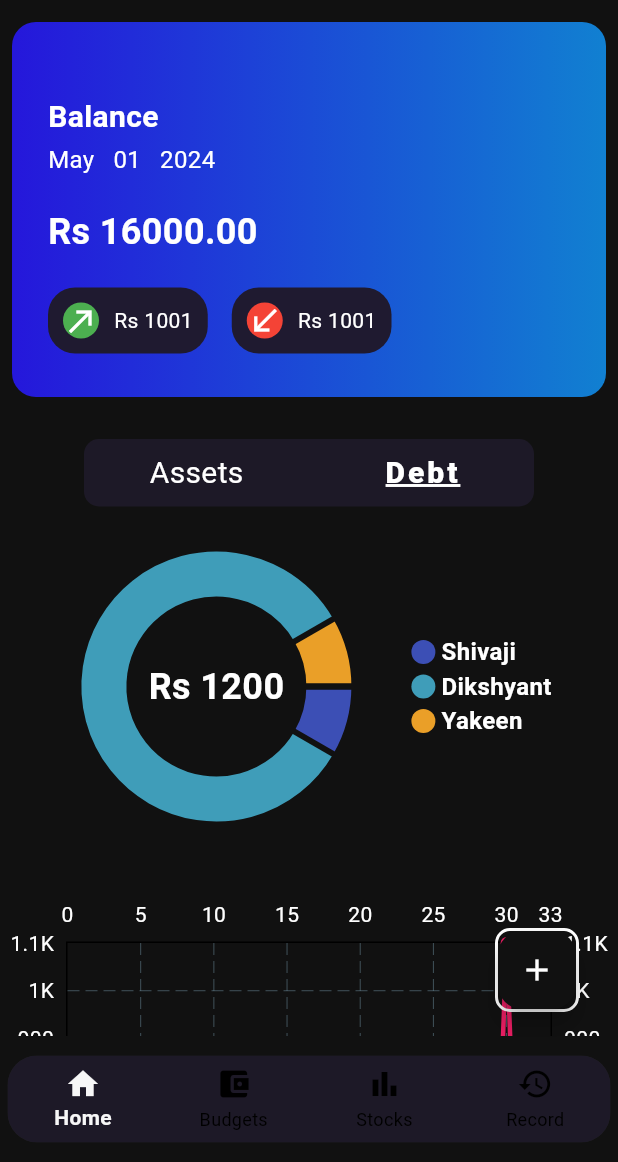
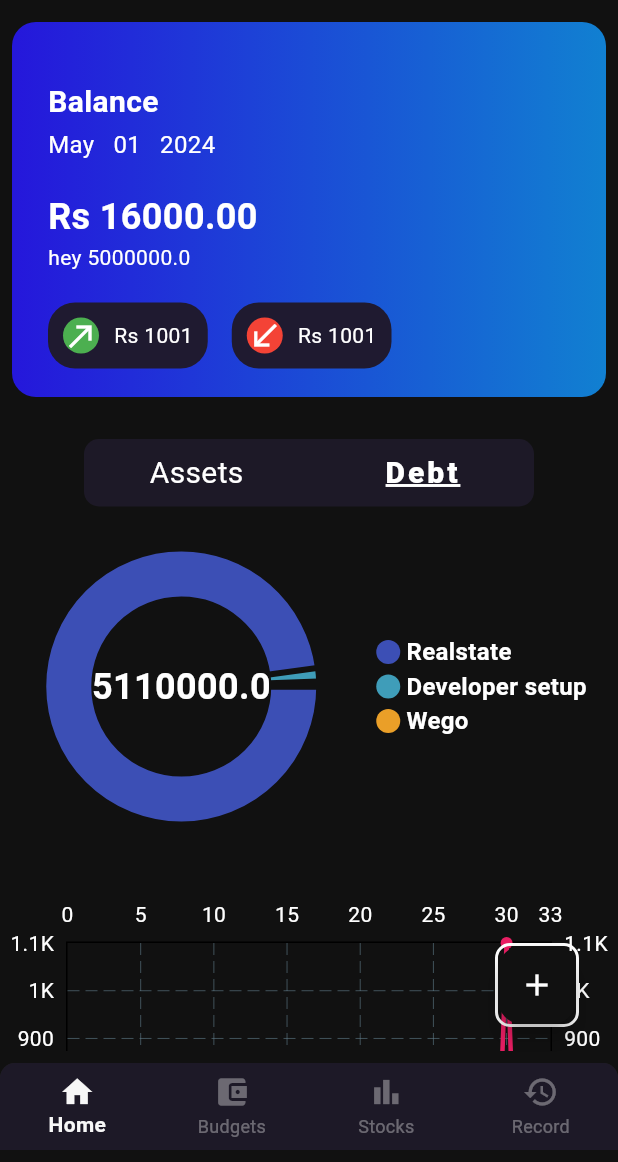
Before and after one commit to surajpahari/walletwise, a Flutter app: the BottomNavigation screen opened directly, on a phone screen of 412 x 824 dp, the part 74-1236 px from its top. Run offline on Flutter 3.47's test engine with Material 3 defaults, Android fonts, the phone set to English and light mode, and no system bars; drawn by our look-alikes of fl_chart; our stand-ins replace get, syncfusion_flutter_charts.

Commit message:
dynamic piechart and chartdata

```diff
--- a/frontend/lib/constants/app_colors.dart
+++ b/frontend/lib/constants/app_colors.dart
@@ -7,11 +7,6 @@ const glassWhite = Color(0x99FFFFFF);
 const darkReed = Color(0xff712b1f);
 //light green(used in hero card)
 const lightgreen = Color(0xff8BC34A);
-const pieChartColors = [
-  Color(0xff3C4FB5),
-  Color(0xffEA9F28),
-  Color(0xff3F9DB9)
-];
 
 class AppColors {
   static Color glass = const Color(0xFFf5f5f5);
@@ -32,5 +27,10 @@ class AppColors {
     Color(0xff3C4FB5),
     Color(0xff3F9DB9),
     Color(0xffEA9F28),
+    Color(0xffEA9F28),
+    Color(0xffEA9F28),
+    Color(0xffEA9F28),
+    Colors.red,
+    Colors.blue,
   ];
 }
--- a/frontend/lib/controllers/budget/savinggoal_controller.dart
+++ b/frontend/lib/controllers/budget/savinggoal_controller.dart
@@ -3,8 +3,11 @@ import "dart:convert";
 import 'package:get/get.dart';
 import "package:walletwise/api/fetcher.dart";
 import "package:walletwise/api/urls/app_urls.dart";
+import "package:walletwise/data/asset_debt_data.dart";
 import "package:walletwise/data/balance_card.dart";
+import "package:walletwise/data/graph_data.dart";
 import "package:walletwise/data/saving_goals.dart";
+import "package:walletwise/models/assets.dart";
 import 'package:walletwise/models/saving.dart';
 import "package:walletwise/utils/forms/pages/saving_goal.dart";
 import "package:walletwise/utils/snackbar.dart";
@@ -54,6 +57,7 @@ class SavinggoalController {
       }
 
       BalanceCardData.balance += 20;
+      AssetDebtData.pieDataList.add(PieData(name: "valentina", value: 2000));
       //add to the server
       //update the saving
     }
@@ -78,6 +82,7 @@ class SavinggoalController {
 
   void updateSaving(saving) {
     SavingGoalData.savinglist.add(saving);
+    AssetDebtData.addAsset(Assets(Name: "real state", Amount: 1000.00));
   }
 
   void clearInputField() {
--- a/frontend/lib/data/asset_debt_data.dart
+++ b/frontend/lib/data/asset_debt_data.dart
@@ -1,7 +1,25 @@
 import "package:get/get.dart";
+import "package:walletwise/data/graph_data.dart";
 import "package:walletwise/models/assets.dart";
 
 class AssetDebtData {
-  RxList<Assets> assetsData = <Assets>[].obs;
-  //remake assetsData for pieChart
+  static RxString hell = "hell".obs;
+  static void addAsset(Assets asset) {
+    assetsData.add(asset);
+    pieDataList.add(PieData(name: asset.Name, value: asset.Amount));
+  }
+
+  static RxList<Assets> assetsData = <Assets>[].obs;
+  static RxList<PieData> pieDataList = [
+    PieData(value: 5000000, name: "Realstate"),
+    PieData(value: 80000, name: "Developer setup"),
+    PieData(value: 30000, name: "Wego")
+  ].obs;
+
+  static RxList<Assets> debtData = <Assets>[].obs;
+  static RxList<PieData> debtPieChartData = [
+    PieData(value: 4000, name: "Sushant"),
+    PieData(name: "gym", value: 450),
+    PieData(name: "college", value: 80000)
+  ].obs;
 }
--- a/frontend/lib/data/balance_card.dart
+++ b/frontend/lib/data/balance_card.dart
@@ -1,4 +1,3 @@
-import 'dart:ffi';
 import 'package:get/get.dart';
 
 class BalanceCardData {
--- a/frontend/lib/data/expense_data.dart
+++ b/frontend/lib/data/expense_data.dart
@@ -0,0 +1,5 @@
+import "package:walletwise/models/expense.dart";
+
+class ExpenseData {
+  List<Expense> expenseList = [];
+}
--- /dev/null
+++ b/frontend/lib/data/graph_data.dart
@@ -0,0 +1,35 @@
+class PieData {
+  final String name;
+  final double value;
+  PieData({required this.name, required this.value});
+}
+
+class XYGraphData {
+  final double x;
+  final double y;
+  XYGraphData({required this.x, required this.y});
+}
+
+class DateAmountGraphData {
+  final String date;
+  final double amount;
+  DateAmountGraphData({required this.date, required this.amount});
+}
+
+class OHLCdata {
+  OHLCdata(this.x, this.high, this.low, this.open, this.close);
+  final String x;
+  final double high;
+  final double low;
+  final double open;
+  final double close;
+}
+
+
+  //defination of the class for every graph in the app
+
+  //pieChart
+
+  //pointGraph
+
+  //candleGraph
--- a/frontend/lib/navigation_menu.dart
+++ b/frontend/lib/navigation_menu.dart
@@ -23,9 +23,11 @@ class BottomNavigation extends StatelessWidget {
                   padding: const EdgeInsets.symmetric(
                       vertical: 8.0), // Adjust padding as needed
                   child: Padding(
-                    padding: EdgeInsets.all(5),
+                    padding: EdgeInsets.all(0),
                     child: ClipRRect(
-                      borderRadius: BorderRadius.circular(20),
+                      borderRadius: BorderRadius.only(
+                          topLeft: Radius.circular(10),
+                          topRight: Radius.circular(10)),
                       child: Container(
                         decoration: BoxDecoration(
                           color: Colors.grey[900], // Set background color here
--- a/frontend/lib/screens/category_screen.dart
+++ b/frontend/lib/screens/category_screen.dart
@@ -1,8 +1,8 @@
 import 'package:flutter/material.dart';
 import 'package:walletwise/controllers/budget/budget_controller.dart';
+import 'package:walletwise/data/graph_data.dart';
 import 'package:walletwise/models/item.dart';
 import 'package:walletwise/utils/cards/item_card.dart';
-import 'package:walletwise/utils/charts/chart_data.dart';
 import 'package:walletwise/utils/charts/pie_chart.dart';
 
 class CategoryScreen extends StatefulWidget {
--- a/frontend/lib/screens/stock_detail.dart
+++ b/frontend/lib/screens/stock_detail.dart
@@ -3,6 +3,7 @@ import 'package:walletwise/constants/app_colors.dart';
 import 'package:walletwise/models/stock.dart';
 import 'package:walletwise/theme/theme_constant.dart';
 import 'package:walletwise/utils/appbar/walletWiseBar.dart';
+import 'package:walletwise/utils/cards/stock_card.dart';
 import 'package:walletwise/utils/charts/candle_chart.dart';
 
 class StockDetail extends StatelessWidget {
@@ -17,7 +18,11 @@ class StockDetail extends StatelessWidget {
           appBar: WalletWiseBar.normalPageBar(stock.name),
           body: Container(
             color: AppColors.black,
-            child: WwCandleChart(),
+            child: SingleChildScrollView(
+                child: Column(children: [
+              StockCard(),
+              WwCandleChart(),
+            ])),
           ),
         ));
   }
--- a/frontend/lib/theme/theme_constant.dart
+++ b/frontend/lib/theme/theme_constant.dart
@@ -6,6 +6,7 @@ import 'package:flutter/material.dart';
 const Color wwBlack = Color(0xff111111);
 const Color wwPurple = Color(0xff1D1927);
 const Color wwWhite = Color(0xffF7F7F7);
+const Color wwGrey = Color(0x5cF7F7F7);
 
 const darkGreen = Color(0xff244c14);
 const blueColor = Color(0xff004D40);
@@ -43,7 +44,7 @@ final ThemeData myTheme = ThemeData(
   bottomNavigationBarTheme: const BottomNavigationBarThemeData(
       backgroundColor: wwPurple,
       selectedItemColor: wwWhite,
-      unselectedItemColor: Color(0xff000000)),
+      unselectedItemColor: wwGrey),
   scaffoldBackgroundColor: wwBlack,
 );
 final ThemeData wwTheme = ThemeData(
--- a/frontend/lib/utils/cards/hero_card.dart
+++ b/frontend/lib/utils/cards/hero_card.dart
@@ -2,6 +2,7 @@ import 'package:flutter/material.dart';
 import 'package:flutter/widgets.dart';
 import 'package:get/get.dart';
 import 'package:walletwise/constants/app_colors.dart';
+import 'package:walletwise/data/asset_debt_data.dart';
 import 'package:walletwise/data/balance_card.dart';
 
 class BalanceCard extends StatelessWidget {
@@ -68,9 +69,15 @@ class BalanceCard extends StatelessWidget {
                                                     fontWeight: FontWeight.bold,
                                                     fontSize: 24),
                                               )),
+                                          Obx(() => Text(
+                                              'hey ${AssetDebtData.pieDataList[0].value}')),
                                           SizedBox(
                                             height: 20,
                                           ),
+                                          //Obx(
+                                          //  () => Text(
+                                          //      'ok ${AssetDebtData.pieDataList[0].name}'),
+                                          //),
                                           Row(
                                             children: [
                                               Container(
--- a/frontend/lib/utils/charts/chart_data.dart
+++ /dev/null
@@ -1,5 +0,0 @@
-class PieData {
-  final String name;
-  final double value;
-  PieData({required this.name, required this.value});
-}
--- a/frontend/lib/utils/charts/indicator.dart
+++ b/frontend/lib/utils/charts/indicator.dart
@@ -1,4 +1,5 @@
 import "package:flutter/material.dart";
+import "package:get/get.dart";
 
 class Indicator extends StatelessWidget {
   const Indicator({
--- a/frontend/lib/utils/charts/pie_chart.dart
+++ b/frontend/lib/utils/charts/pie_chart.dart
@@ -1,11 +1,14 @@
 import 'package:flutter/material.dart';
 import 'package:fl_chart/fl_chart.dart';
+import 'package:get/get.dart';
 import 'package:walletwise/constants/app_colors.dart';
-import 'package:walletwise/utils/charts/chart_data.dart';
+import 'package:walletwise/data/asset_debt_data.dart';
+import 'package:walletwise/data/graph_data.dart';
 
 class MyPieChart extends StatelessWidget {
   final List<PieData> data;
-  const MyPieChart(this.data, {Key? key}) : super(key: key);
+  int index = -1;
+  MyPieChart(this.data, {Key? key}) : super(key: key);
 
   @override
   Widget build(BuildContext context) {
@@ -14,7 +17,7 @@ class MyPieChart extends StatelessWidget {
       child: Stack(
         alignment: Alignment.center,
         children: [
-          PieChart(
+          Obx(() => PieChart(
                 PieChartData(
                   sectionsSpace: 4,
                   borderData: FlBorderData(show: false),
@@ -25,16 +28,16 @@ class MyPieChart extends StatelessWidget {
                             titleStyle: const TextStyle(color: Colors.white),
                             value: item.value,
                             title: item.name,
-                        color: getColor(data.indexOf(item) + 1),
+                            color: getColor(++index),
                             radius: 30,
                           ))
                       .toList(),
                 ),
                 swapAnimationDuration: Duration(milliseconds: 150), // Optional
                 swapAnimationCurve: Curves.linear,
-          ),
+              )),
           Text(
-            'Rs 1200',
+            data.fold(0.0, (sum, item) => sum + item.value).toString(),
             style: TextStyle(
               fontSize: 24,
               fontWeight: FontWeight.bold,
@@ -47,10 +50,9 @@ class MyPieChart extends StatelessWidget {
   }
 
   Color getColor(int index) {
-    if (index < 4) {
-      return AppColors.pieChartColors[index - 1];
-    } else {
-      return Colors.white;
+    if (index == -1) {
+      return Colors.red;
+    }
+    return AppColors.pieChartColors[index];
   }
 }
-}
--- a/frontend/lib/utils/tabs/asset_debt.dart
+++ b/frontend/lib/utils/tabs/asset_debt.dart
@@ -1,6 +1,7 @@
 import 'package:flutter/material.dart';
+import 'package:get/get.dart';
 import 'package:walletwise/constants/app_colors.dart';
-import 'package:walletwise/utils/charts/chart_data.dart';
+import 'package:walletwise/data/asset_debt_data.dart';
 import 'package:walletwise/utils/charts/indicator.dart';
 import 'package:walletwise/utils/charts/pie_chart.dart';
 
@@ -92,38 +93,49 @@ class _AssetDebtState extends State<AssetDebt> {
           Container(
             constraints: BoxConstraints(maxWidth: 200, maxHeight: 300),
             child: _selectedIndex == 0
-                ? MyPieChart([
-                    PieData(name: "Dikshyant", value: 100),
-                    PieData(name: "Shivaji", value: 1000),
-                    PieData(name: "Yakeen", value: 100),
-                  ])
-                : MyPieChart([
-                    PieData(name: "Macbook", value: 200),
-                    PieData(name: "RealState", value: 1000)
-                  ]),
+                ? MyPieChart(AssetDebtData.pieDataList)
+                : MyPieChart(AssetDebtData.debtPieChartData),
           ),
           SizedBox(
             width: 30,
           ),
-          Container(
-              child: Column(
-            mainAxisAlignment: MainAxisAlignment.start,
-            crossAxisAlignment: CrossAxisAlignment.start,
-            children: [
-              Indicator(
-                  color: AppColors.pieChartColors[0],
-                  text: 'Shivaji',
-                  isSquare: false),
-              Indicator(
-                  color: AppColors.pieChartColors[1],
-                  text: 'Dikshyant',
-                  isSquare: false),
-              Indicator(
-                  color: AppColors.pieChartColors[2],
-                  text: 'Yakeen',
-                  isSquare: false),
-            ],
-          ))
+          _selectedIndex == 0
+              ? Container(
+                  child: Obx(() => Column(
+                        mainAxisAlignment: MainAxisAlignment.start,
+                        crossAxisAlignment: CrossAxisAlignment.start,
+                        children: AssetDebtData.pieDataList
+                            .asMap()
+                            .entries
+                            .map((entry) {
+                          int index = entry.key;
+                          var pieData = entry.value;
+                          return Indicator(
+                            color: AppColors.pieChartColors[index],
+                            text: pieData.name,
+                            isSquare: false,
+                          );
+                        }).toList(),
+                      )),
+                )
+              : Container(
+                  child: Obx(() => Column(
+                        mainAxisAlignment: MainAxisAlignment.start,
+                        crossAxisAlignment: CrossAxisAlignment.start,
+                        children: AssetDebtData.debtPieChartData
+                            .asMap()
+                            .entries
+                            .map((entry) {
+                          int index = entry.key;
+                          var pieData = entry.value;
+                          return Indicator(
+                            color: AppColors.pieChartColors[index],
+                            text: pieData.name,
+                            isSquare: false,
+                          );
+                        }).toList(),
+                      )),
+                )
         ])
       ],
     );
```
Also changed, not shown: frontend/lib/data/balance_data.dart (added). Lines whose indentation alone changed are shown as unchanged.
